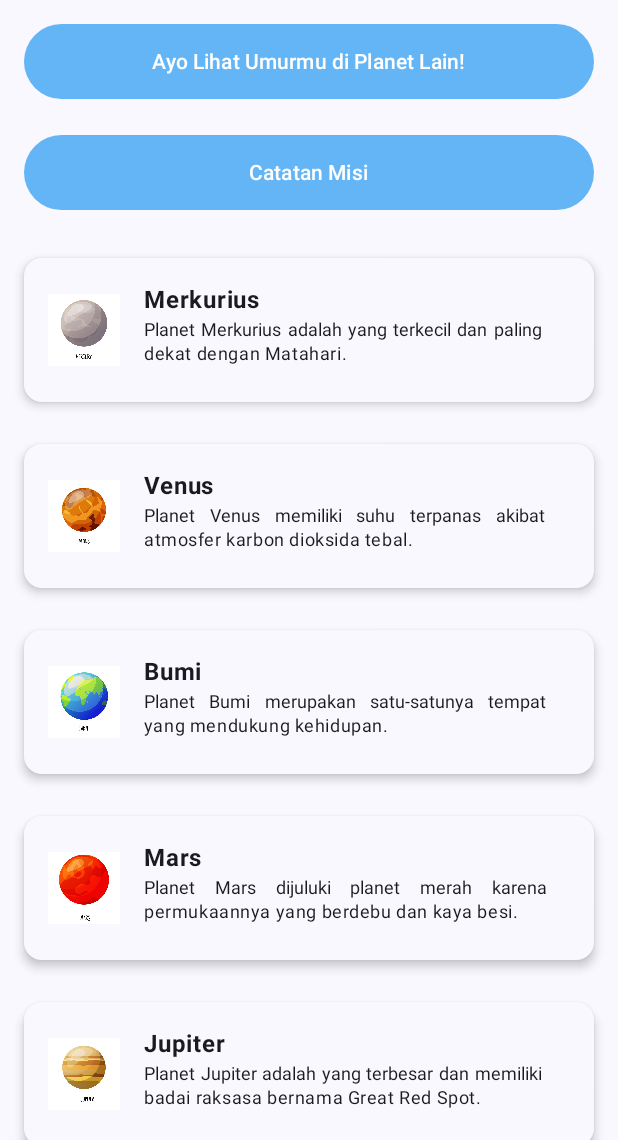
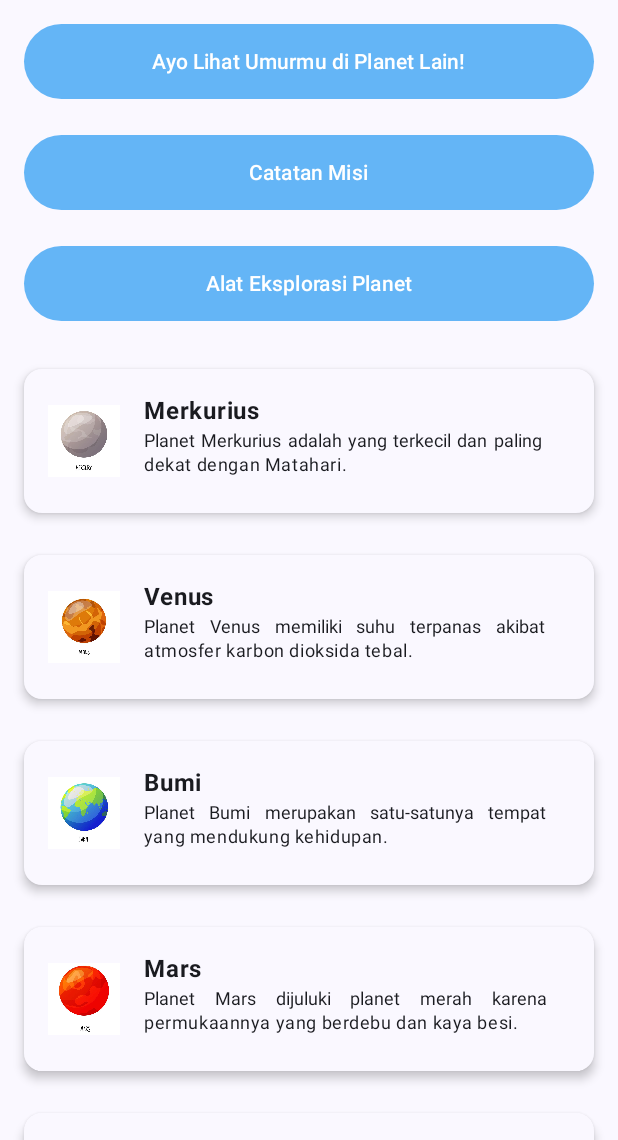
Before and after one commit to ZAYYAN2179/Usia-di-Planet-Lain, an Android app built with Jetpack Compose: the screen it shows after launch (MainActivity), on a phone screen of 412 x 824 dp, the part 96-1236 px from its top. Run offline under Robolectric (Android 15) with nearby library versions, the phone set to English and light mode, and no system bars.

Commit message:
Menambahkan Tampilan Alat Eksplorasi Planet

```diff
--- a/app/src/main/java/com/zayyan0072/usiadiplanetlain/navigation/NavGraph.kt
+++ b/app/src/main/java/com/zayyan0072/usiadiplanetlain/navigation/NavGraph.kt
@@ -13,6 +13,7 @@ import com.zayyan0072.usiadiplanetlain.ui.theme.screen.DetailMission
 import com.zayyan0072.usiadiplanetlain.ui.theme.screen.KEY_ID_MISSION
 import com.zayyan0072.usiadiplanetlain.ui.theme.screen.MainScreen
 import com.zayyan0072.usiadiplanetlain.ui.theme.screen.MissionListScreen
+import com.zayyan0072.usiadiplanetlain.ui.theme.screen.PlanetToolsScreen
 import com.zayyan0072.usiadiplanetlain.ui.theme.screen.RecycleBinScreen
 
 @Composable
@@ -48,5 +49,8 @@ fun SetupNavGraph(navController: NavHostController = rememberNavController()) {
         composable(route = Screen.RecycleBin.route) {
             RecycleBinScreen(navController)
         }
+        composable(route = Screen.PlanetToolsScreen.route) {
+            PlanetToolsScreen(navController)
+        }
     }
 }
--- a/app/src/main/java/com/zayyan0072/usiadiplanetlain/navigation/Screen.kt
+++ b/app/src/main/java/com/zayyan0072/usiadiplanetlain/navigation/Screen.kt
@@ -12,4 +12,5 @@ sealed class Screen(val route: String) {
         fun withId(id: Long) = "detailMissionScreen/$id"
     }
     data object RecycleBin: Screen("recycleBinScreen")
+    data object PlanetToolsScreen: Screen("planetToolsScreen")
 }
--- a/app/src/main/java/com/zayyan0072/usiadiplanetlain/ui/theme/screen/MainScreen.kt
+++ b/app/src/main/java/com/zayyan0072/usiadiplanetlain/ui/theme/screen/MainScreen.kt
@@ -154,6 +154,24 @@ fun ScreenContent(modifier: Modifier = Modifier, navController: NavHostControlle
 
         Spacer(modifier = Modifier.height(24.dp))
 
+        Button(
+            onClick = {
+                navController.navigate(Screen.PlanetToolsScreen.route)
+            },
+            modifier = Modifier
+                .fillMaxWidth()
+                .height(50.dp),
+            colors = ButtonDefaults.buttonColors(containerColor = Color(0xFF64B5F6))
+        ) {
+            Text(
+                text = stringResource(R.string.planet_tools_screen),
+                color = Color.White,
+                style = MaterialTheme.typography.labelLarge
+            )
+        }
+
+        Spacer(modifier = Modifier.height(24.dp))
+
         LazyColumn(
             verticalArrangement = Arrangement.spacedBy(12.dp),
             contentPadding = PaddingValues(bottom = 24.dp)
--- a/app/src/main/res/values/strings.xml
+++ b/app/src/main/res/values/strings.xml
@@ -124,4 +124,7 @@
     <string name="pulihkan">Pulihkan</string>
     <string name="hapus_permanen">Hapus Permanen</string>
     <string name="data_kosong">Catatan Masih Kosong</string>
+
+    <!-- String XML di screen PlanetToolsScreen -->
+    <string name="planet_tools_screen">Alat Eksplorasi Planet</string>
 </resources>
```
Also changed, not shown: app/src/main/java/com/zayyan0072/usiadiplanetlain/ui/theme/screen/PlanetToolsScreen.kt (added, +67 -0 lines), 1 other file.
